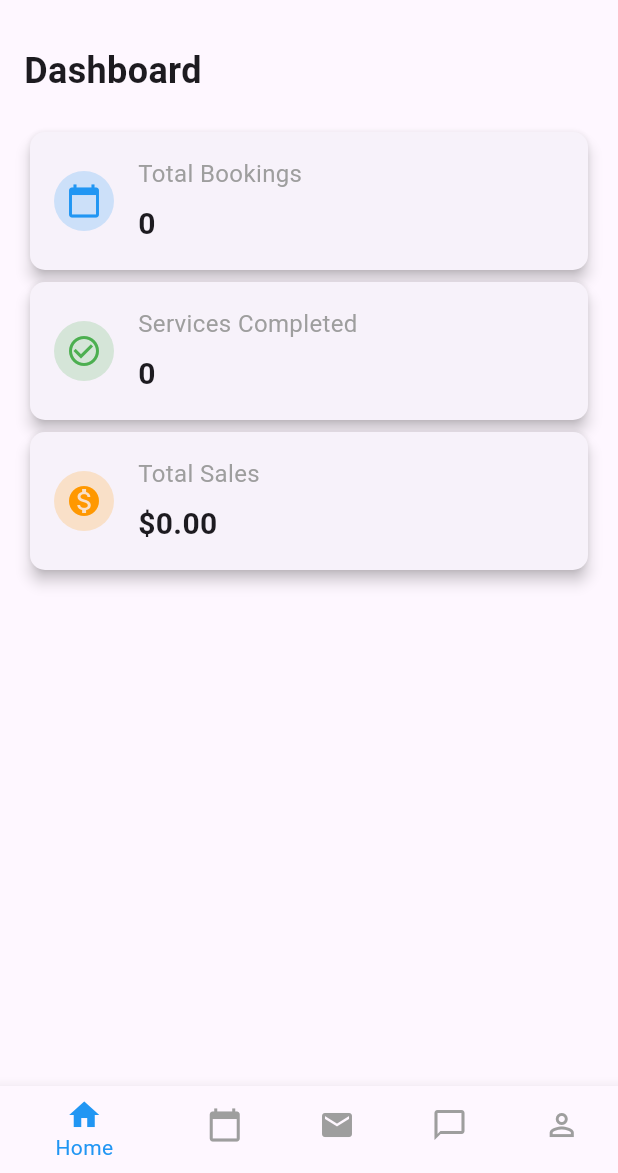
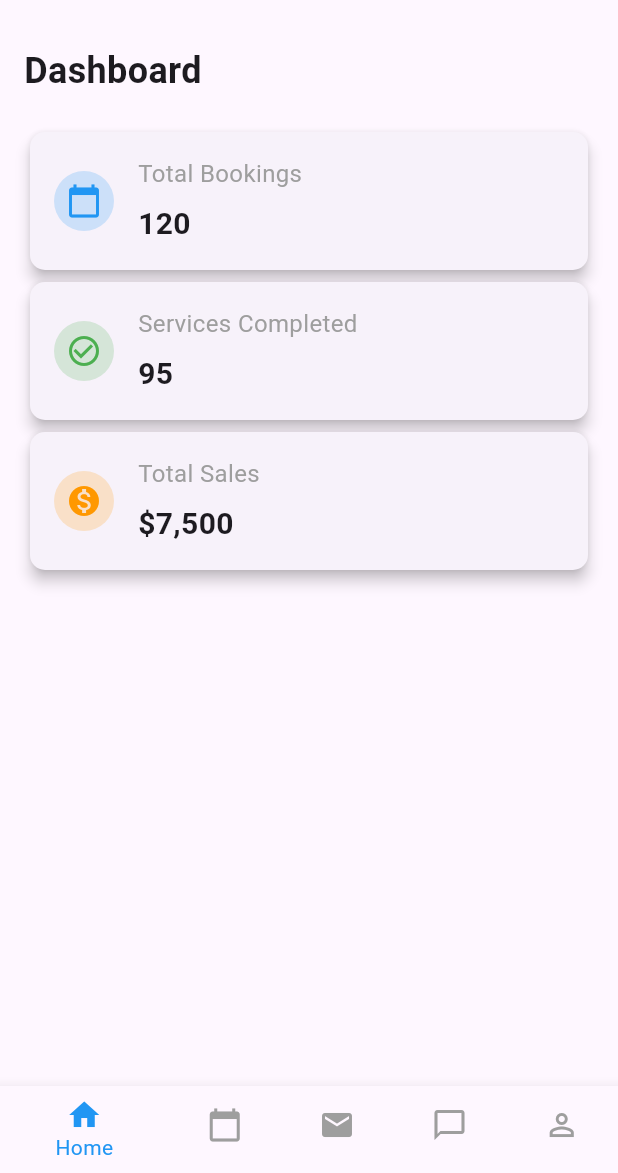
Before and after one commit to c1nnamonz/workshop_2, a Flutter app: the MaintenanceProviderHomePage screen opened directly, on a phone screen of 412 x 824 dp, the part 63-1236 px from its top. Run offline on Flutter 3.47's test engine with Material 3 defaults, Android fonts, the phone set to English and light mode, and no system bars; our stand-ins replace cloud_firestore, firebase_auth, firebase_core, geolocator, get, google_maps_flutter and 1 more; accounts and stored records are empty.

Commit message:
Add files via upload

```diff
--- a/lib/userpage/mp_homepage.dart
+++ b/lib/userpage/mp_homepage.dart
@@ -1,10 +1,8 @@
 import 'package:flutter/material.dart';
-import 'package:cloud_firestore/cloud_firestore.dart';
 import 'package:projects/auth/auth_service.dart';
 import 'package:projects/auth/login_screen.dart';
-import 'package:projects/widgets/MessagesPage.dart';
-import 'package:projects/widgets/ProfilePage.dart';
-import 'package:projects/widgets/BookingPage.dart';
+import 'package:projects/userpage/profile_page.dart';
+import 'package:projects/widgets/BookingPage.dart'; // Ensure this file exists
 
 class MaintenanceProviderHomePage extends StatefulWidget {
   const MaintenanceProviderHomePage({super.key});
@@ -25,49 +23,15 @@ class _MaintenanceProviderHomePageState
   void initState() {
     super.initState();
     _pages = [
-      _buildDashboard(), // Updated Dashboard with dynamic data
-      BookingPage(),
-      const Center(child: Text('Inbox Page')),
-      const MessagesPage(),
-      const ProfilePage(),
+      _buildDashboard(),
+      BookingPage(), // BookingPage widget
+      const Center(child: Text('Inbox Page')), // Placeholder for Inbox
+      const Center(child: Text('Chat Page')), // Placeholder for Chat
+      ProfilePage(), // ProfilePage
     ];
   }
 
-  Future<Map<String, dynamic>> _fetchDashboardData() async {
-    try {
-      // Example Firestore collection and document path
-      final snapshot = await FirebaseFirestore.instance
-          .collection('dashboard')
-          .doc('maintenance_provider')
-          .get();
-
-      // Return data or fallback values
-      return snapshot.data() ?? {
-        'totalBookings': 0,
-        'servicesCompleted': 0,
-        'totalSales': 0.0,
-      };
-    } catch (e) {
-      // Handle errors gracefully and return fallback values
-      return {
-        'totalBookings': 0,
-        'servicesCompleted': 0,
-        'totalSales': 0.0,
-      };
-    }
-  }
-
   Widget _buildDashboard() {
-    return FutureBuilder<Map<String, dynamic>>(
-      future: _fetchDashboardData(),
-      builder: (context, snapshot) {
-        if (snapshot.connectionState == ConnectionState.waiting) {
-          return const Center(child: CircularProgressIndicator());
-        } else if (snapshot.hasError || !snapshot.hasData) {
-          return const Center(child: Text('Failed to load dashboard data.'));
-        }
-
-        final data = snapshot.data!;
     return Padding(
       padding: const EdgeInsets.all(16.0),
       child: Column(
@@ -80,26 +44,24 @@ class _MaintenanceProviderHomePageState
           const SizedBox(height: 20),
           _buildDashboardItem(
             title: 'Total Bookings',
-                value: data['totalBookings'].toString(),
+            value: '120', // Replace with dynamic data
             icon: Icons.calendar_today,
             color: Colors.blue,
           ),
           _buildDashboardItem(
             title: 'Services Completed',
-                value: data['servicesCompleted'].toString(),
+            value: '95', // Replace with dynamic data
             icon: Icons.check_circle_outline,
             color: Colors.green,
           ),
           _buildDashboardItem(
             title: 'Total Sales',
-                value: '\$${data['totalSales'].toStringAsFixed(2)}',
+            value: '\$7,500', // Replace with dynamic data
             icon: Icons.monetization_on,
             color: Colors.orange,
           ),
         ],
       ),
-        );
-      },
     );
   }
 
```
Lines whose indentation alone changed are shown as unchanged.
